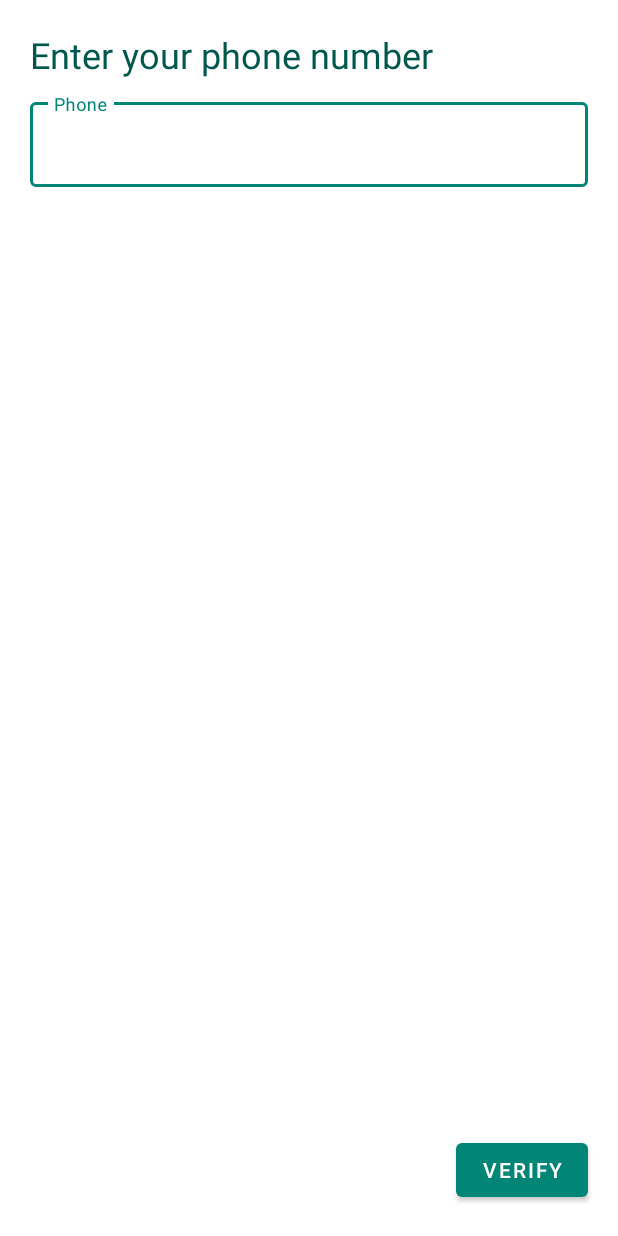
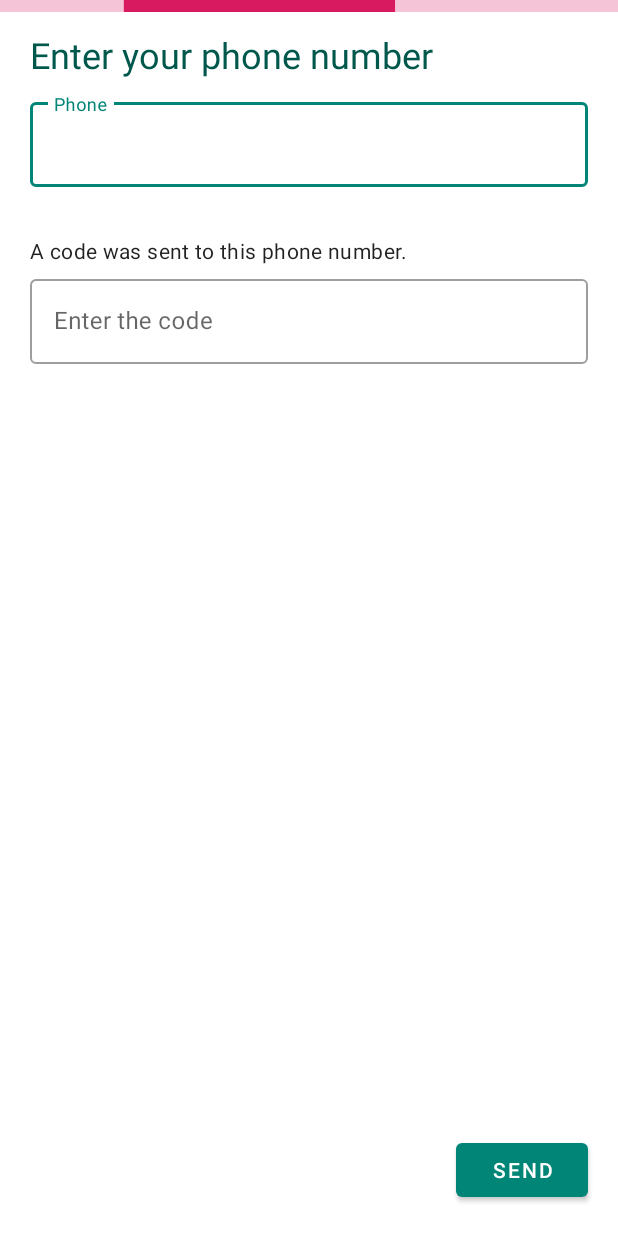
Before and after one commit to kdb13/Securify, an Android app: the layout fragment_phone.xml on its own in the app's theme, with its tools: preview values and no code run, on a phone screen of 412 x 824 dp. Run offline under Robolectric (Android 15) with nearby library versions, the phone set to English and light mode, and no system bars.

Commit message:
Phone Verification is a success! The flow needs to be optimised.

```diff
--- a/Source/app/src/main/res/layout/fragment_phone.xml
+++ b/Source/app/src/main/res/layout/fragment_phone.xml
@@ -5,9 +5,15 @@
     xmlns:tools="http://schemas.android.com/tools">
 
     <data>
+
+        <import type="android.view.View" />
+
         <variable
             name="fragment"
             type="com.lina.securify.views.auth.PhoneFragment" />
+        <variable
+            name="viewModel"
+            type="com.lina.securify.viewmodels.auth.PhoneViewModel" />
     </data>
 
     <androidx.constraintlayout.widget.ConstraintLayout
@@ -15,14 +21,14 @@
         android:layout_height="match_parent" >
 
         <include android:id="@+id/progress_bar"
-            android:visibility="gone"
+            android:visibility="@{viewModel.progressVisibility}"
             app:layout_constraintTop_toTopOf="parent"
             app:layout_constraintStart_toStartOf="parent"
             app:layout_constraintEnd_toEndOf="parent"
             layout="@layout/progress_bar" />
 
         <TextView
-            android:id="@+id/textView"
+            android:id="@+id/enter_phone"
             style="@style/SignInTitle"
             android:layout_width="0dp"
             android:layout_height="wrap_content"
@@ -40,29 +46,72 @@
             android:layout_height="wrap_content"
             android:layout_marginTop="@dimen/auth_title_bottom_padding"
             android:hint="@string/hint_phone"
+            app:errorEnabled="true"
             style="@style/Widget.MaterialComponents.TextInputLayout.OutlinedBox"
-            app:layout_constraintEnd_toEndOf="@+id/textView"
-            app:layout_constraintStart_toStartOf="@+id/textView"
-            app:layout_constraintTop_toBottomOf="@+id/textView">
+            app:layout_constraintEnd_toEndOf="@+id/enter_phone"
+            app:layout_constraintStart_toStartOf="@+id/enter_phone"
+            app:layout_constraintTop_toBottomOf="@+id/enter_phone">
 
             <com.google.android.material.textfield.TextInputEditText
                 android:id="@+id/edittext_phone"
                 android:layout_width="match_parent"
                 android:layout_height="wrap_content"
+                android:text="@={viewModel.model.phoneNo}"
+                android:maxLength="10"
                 android:inputType="phone">
 
             </com.google.android.material.textfield.TextInputEditText>
 
         </com.google.android.material.textfield.TextInputLayout>
 
+        <TextView
+            android:id="@+id/code_sent"
+            android:text="@string/code_sent"
+            android:layout_width="0dp"
+            android:layout_height="wrap_content"
+            android:layout_marginTop="12dp"
+            android:textAppearance="@style/TextAppearance.MaterialComponents.Body2"
+            android:visibility="@{viewModel.smsUiVisibility ? View.VISIBLE : View.GONE}"
+            app:layout_constraintTop_toBottomOf="@id/input_phone"
+            app:layout_constraintStart_toStartOf="@id/enter_phone"
+            app:layout_constraintEnd_toEndOf="@id/enter_phone"/>
+
+        <com.google.android.material.textfield.TextInputLayout
+            android:id="@+id/input_sms_code"
+            android:layout_width="0dp"
+            android:layout_height="wrap_content"
+            android:layout_marginTop="4dp"
+            android:hint="@string/hint_sms_code"
+            android:visibility="@{viewModel.smsUiVisibility ? View.VISIBLE : View.GONE}"
+            style="@style/Widget.MaterialComponents.TextInputLayout.OutlinedBox"
+            app:errorText="@{viewModel.invalidCodeErrorId}"
+            app:layout_constraintEnd_toEndOf="@+id/enter_phone"
+            app:layout_constraintStart_toStartOf="@+id/enter_phone"
+            app:layout_constraintTop_toBottomOf="@id/code_sent">
+
+            <com.google.android.material.textfield.TextInputEditText
+                android:id="@+id/edittext_sms_code"
+                android:layout_width="match_parent"
+                android:layout_height="wrap_content"
+                android:maxLength="@integer/sms_code_length"
+                android:text="@={viewModel.model.smsCode}"
+                android:inputType="numberDecimal">
+
+            </com.google.android.material.textfield.TextInputEditText>
+
+        </com.google.android.material.textfield.TextInputLayout>
+
+
         <Button
             android:id="@+id/button_verify"
             android:layout_width="wrap_content"
             android:layout_height="wrap_content"
-            android:text="@string/button_verify"
             android:layout_marginBottom="@dimen/auth_padding"
-            android:onClick="@{fragment::onVerifyClick}"
-            app:layout_constraintEnd_toEndOf="@id/textView"
+            tools:text="@string/button_send_code"
+            android:onClick="@{fragment::onButtonClick}"
+            android:enabled="@{viewModel.isButtonEnabled}"
+            app:buttonText="@{viewModel.buttonTextId}"
+            app:layout_constraintEnd_toEndOf="@id/enter_phone"
             app:layout_constraintBottom_toBottomOf="parent"/>
 
     </androidx.constraintlayout.widget.ConstraintLayout>
--- /dev/null
+++ b/Source/app/src/main/res/values/integers.xml
@@ -0,0 +1,4 @@
+<?xml version="1.0" encoding="utf-8"?>
+<resources>
+    <integer name="sms_code_length">6</integer>
+</resources>
--- a/Source/app/src/main/res/values/strings.xml
+++ b/Source/app/src/main/res/values/strings.xml
@@ -10,12 +10,14 @@
     <string name="hint_confirm_password">Confirm password</string>
     <string name="hint_last_name">Last Name</string>
     <string name="hint_phone">Phone</string>
+    <string name="hint_sms_code">Enter the code</string>
 
     <!-- Buttons -->
     <string name="button_continue">Continue</string>
     <string name="button_sign_up">Sign up</string>
     <string name="button_sign_in">Sign in</string>
     <string name="button_verify">Verify</string>
+    <string name="button_send_code">Send</string>
 
     <!-- TextViews -->
     <string name="enter_your_email">Enter your email</string>
@@ -29,6 +31,7 @@
     <string name="error_last_name_required">Enter last name</string>
     <string name="error_password_required">Enter password!</string>
     <string name="error_phone_required">Enter phone number!</string>
+    <string name="error_sms_code_required">Enter the code!</string>
 
     <!-- Other errors -->
     <string name="error_invalid_email">Invalid email!</string>
@@ -40,11 +43,13 @@
     <string name="error_password_mismatch">The passwords don\'t match</string>
     <string name="error_weak_password">The password is weak!</string>
     <string name="error_invalid_phone">The phone no. must be of 10 digits.</string>
+    <string name="error_invalid_sms_code">Invalid code!</string>
 
     <!-- Snackbar actions -->
     <string name="action_retry">Retry</string>
     <string name="error_conf_password_required">Re-enter password</string>
 
     <string name="button_service">Using it to listen to Volume button clicks.</string>
+    <string name="code_sent">A code was sent to this phone number.</string>
 
 </resources>
```
Also changed, not shown: Source/app/src/main/java/com/lina/securify/data/repositories/AuthRepository.java (+87 -32 lines), Source/app/src/main/java/com/lina/securify/utils/bindingadapters/AuthBindingAdapters.java (+14 -0 lines), Source/app/src/main/java/com/lina/securify/viewmodels/auth/HomeViewModel.java (deleted, +0 -13 lines), Source/app/src/main/java/com/lina/securify/viewmodels/auth/PhoneViewModel.java (added, +61 -0 lines), Source/app/src/main/java/com/lina/securify/views/auth/PhoneFragment.java (+93 -10 lines), Source/app/src/main/java/com/lina/securify/views/auth/SplashScreenFragment.java (+18 -28 lines), Source/app/src/main/java/com/lina/securify/views/auth/validations/PhoneValidation.java (+10 -0 lines), Source/app/src/main/java/com/lina/securify/views/auth/SignUpFragment.java (line endings or trailing spaces).
